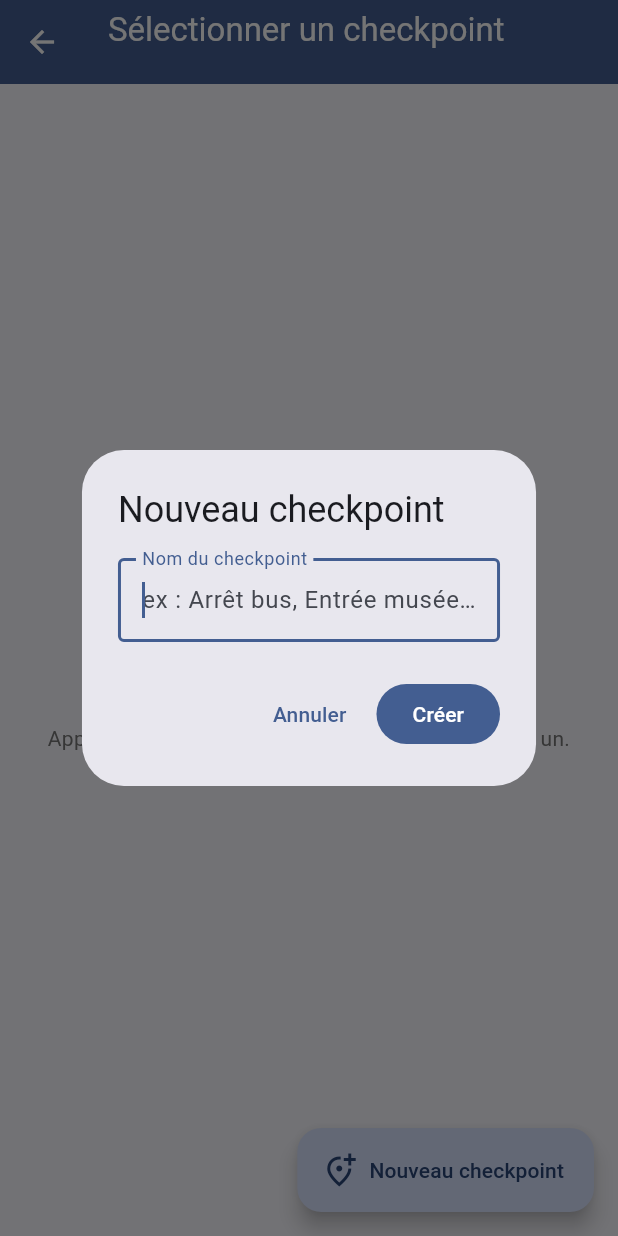
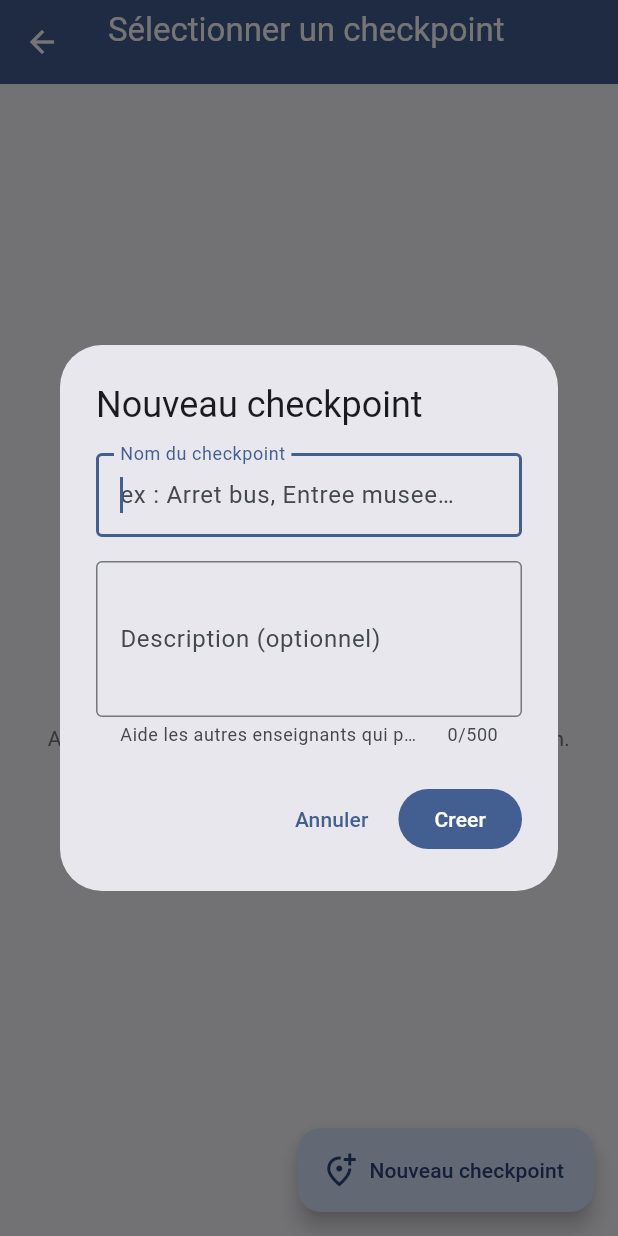
Before and after one commit to mm-elmazani/TFE_SchoolTrack, a Flutter app: the CheckpointSelectionScreen screen opened directly with empty values, after a tap on "Nouveau checkpoint", on a phone screen of 412 x 824 dp. Run offline on Flutter 3.47's test engine with Material 3 defaults, Android fonts, the light colour scheme and no system bars; our stand-ins replace audioplayers, connectivity_plus, flutter_secure_storage, go_router, lottie, shared_preferences and 2 more; missing offline and left inert: mobile_scanner, nfc_manager; accounts and stored records are empty; network calls fail.

Commit message:
[FEAT] US 2.5 — Champ Description optionnel a la creation de checkpoint App mobile

```diff
--- a/flutter_teacher_app/lib/core/api/api_client.dart
+++ b/flutter_teacher_app/lib/core/api/api_client.dart
@@ -103,10 +103,14 @@ class ApiClient {
     String tripId,
     String name, {
     String? clientId,
+    String? description,
   }) async {
     try {
       final body = <String, dynamic>{'name': name};
       if (clientId != null) body['id'] = clientId;
+      if (description != null && description.trim().isNotEmpty) {
+        body['description'] = description.trim();
+      }
       final response = await _http
           .post(
             Uri.parse('$baseUrl/api/v1/trips/$tripId/checkpoints'),
--- a/flutter_teacher_app/lib/core/database/local_db.dart
+++ b/flutter_teacher_app/lib/core/database/local_db.dart
@@ -70,7 +70,7 @@ class LocalDb {
     if (testDatabasePath != null) {
       return sqflite_std.openDatabase(
         path,
-        version: 7,
+        version: 8,
         onCreate: _onCreate,
         onUpgrade: _onUpgrade,
       );
@@ -81,7 +81,7 @@ class LocalDb {
     try {
       return await sqlcipher.openDatabase(
         path,
-        version: 7,
+        version: 8,
         password: password,
         onCreate: _onCreate,
         onUpgrade: _onUpgrade,
@@ -91,7 +91,7 @@ class LocalDb {
       await sqlcipher.deleteDatabase(path);
       return sqlcipher.openDatabase(
         path,
-        version: 7,
+        version: 8,
         password: password,
         onCreate: _onCreate,
         onUpgrade: _onUpgrade,
@@ -151,6 +151,7 @@ class LocalDb {
         id             TEXT NOT NULL,
         trip_id        TEXT NOT NULL,
         name           TEXT NOT NULL,
+        description    TEXT,
         sequence_order INTEGER NOT NULL,
         status         TEXT NOT NULL,
         synced_at      INTEGER,
@@ -283,6 +284,10 @@ class LocalDb {
       // Les checkpoints existants (venus du bundle) sont deja sur le serveur
       await db.execute('UPDATE checkpoints SET synced_at = ${DateTime.now().millisecondsSinceEpoch}');
     }
+    // v7 → v8 : ajout description sur checkpoints (US 2.5 — instructions enseignant)
+    if (oldVersion < 8) {
+      await db.execute('ALTER TABLE checkpoints ADD COLUMN description TEXT');
+    }
   }
 
   // ----------------------------------------------------------------
@@ -363,6 +368,7 @@ class LocalDb {
           'id': cp.id,
           'trip_id': tripId,
           'name': cp.name,
+          'description': cp.description,
           'sequence_order': cp.sequenceOrder,
           'status': cp.status,
           'synced_at': now,
@@ -682,9 +688,12 @@ class LocalDb {
   /// Génère un UUID client, calcule le prochain sequence_order,
   /// et retourne l'objet créé. Offline-first : la synchronisation
   /// avec le backend se fera via US 3.1.
+  ///
+  /// [description] est optionnelle (US 2.5 — instructions enseignant).
   Future<OfflineCheckpoint> createCheckpoint({
     required String tripId,
     required String name,
+    String? description,
   }) async {
     final db = await database;
     final id = _uuid.v4();
@@ -701,10 +710,16 @@ class LocalDb {
     final nextOrder =
         rows.isEmpty ? 1 : (rows.first['sequence_order'] as int) + 1;
 
+    final cleanedDescription =
+        (description != null && description.trim().isNotEmpty)
+            ? description.trim()
+            : null;
+
     await db.insert('checkpoints', {
       'id': id,
       'trip_id': tripId,
       'name': name,
+      'description': cleanedDescription,
       'sequence_order': nextOrder,
       'status': 'DRAFT',
     });
@@ -712,6 +727,7 @@ class LocalDb {
     return OfflineCheckpoint(
       id: id,
       name: name,
+      description: cleanedDescription,
       sequenceOrder: nextOrder,
       status: 'DRAFT',
     );
@@ -812,6 +828,7 @@ class LocalDb {
     return OfflineCheckpoint(
       id: r['id'] as String,
       name: r['name'] as String,
+      description: r['description'] as String?,
       sequenceOrder: r['sequence_order'] as int,
       status: r['status'] as String,
     );
--- a/flutter_teacher_app/lib/core/services/sync_service.dart
+++ b/flutter_teacher_app/lib/core/services/sync_service.dart
@@ -144,12 +144,14 @@ class SyncService {
     for (final row in pending) {
       final tripId = row['trip_id'] as String;
       final name = row['name'] as String;
+      final description = row['description'] as String?;
       final id = row['id'] as String;
       try {
         final result = await _api.createCheckpoint(
           tripId,
           name,
           clientId: id,
+          description: description,
         );
         if (result != null) {
           await _db.markCheckpointSynced(id);
--- a/flutter_teacher_app/lib/features/scan/screens/checkpoint_selection_screen.dart
+++ b/flutter_teacher_app/lib/features/scan/screens/checkpoint_selection_screen.dart
@@ -51,24 +51,33 @@ class _CheckpointSelectionScreenState
 
   /// Ouvre le dialog de création d'un checkpoint (US 2.5).
   Future<void> _showCreateDialog() async {
-    final name = await showDialog<String>(
+    final result = await showDialog<_CheckpointFormResult>(
       context: context,
       builder: (_) => const _CreateCheckpointDialog(),
     );
-    if (name == null || name.isEmpty) return;
+    if (result == null || result.name.isEmpty) return;
+
+    final name = result.name;
+    final description = result.description;
 
     // 1. Créer localement en SQLite (offline-first)
     final created = await LocalDb.instance.createCheckpoint(
       tripId: widget.tripId,
       name: name,
+      description: description,
     );
 
     // 2. Tenter la création sur le backend (best-effort) avec UUID client (US 3.3)
-    _apiClient.createCheckpoint(widget.tripId, name, clientId: created.id).then(
-      (result) {
-        if (result != null) LocalDb.instance.markCheckpointSynced(created.id);
-      },
-    );
+    _apiClient
+        .createCheckpoint(
+          widget.tripId,
+          name,
+          clientId: created.id,
+          description: description,
+        )
+        .then((apiResult) {
+      if (apiResult != null) LocalDb.instance.markCheckpointSynced(created.id);
+    });
 
     // 3. Rafraîchir la liste et sélectionner directement le nouveau checkpoint
     await _load();
@@ -350,7 +359,7 @@ class _CheckpointCard extends StatelessWidget {
                 ),
               ),
               const SizedBox(width: 16),
-              // Nom + badge statut
+              // Nom + description (US 2.5) + badge statut
               Expanded(
                 child: Column(
                   crossAxisAlignment: CrossAxisAlignment.start,
@@ -361,10 +370,35 @@ class _CheckpointCard extends StatelessWidget {
                             color: isClosed ? Colors.grey : null,
                           ),
                     ),
+                    if (checkpoint.description != null &&
+                        checkpoint.description!.isNotEmpty) ...[
+                      const SizedBox(height: 2),
+                      Text(
+                        checkpoint.description!,
+                        maxLines: 2,
+                        overflow: TextOverflow.ellipsis,
+                        style: Theme.of(context).textTheme.bodySmall?.copyWith(
+                              color: Colors.grey.shade600,
+                              height: 1.2,
+                            ),
+                      ),
+                    ],
                     const SizedBox(height: 4),
                     _StatusBadge(status: checkpoint.status),
                   ],
                 ),
+              ),
+              // Bouton info (US 2.5) : affiche la description complete
+              if (checkpoint.description != null &&
+                  checkpoint.description!.isNotEmpty)
+                IconButton(
+                  icon: Icon(
+                    Icons.info_outline,
+                    color: Colors.grey.shade600,
+                    size: 20,
+                  ),
+                  tooltip: 'Voir la description',
+                  onPressed: () => _showDescriptionDialog(context, checkpoint),
                 ),
               // Flèche si disponible
               if (!isClosed)
@@ -375,6 +409,25 @@ class _CheckpointCard extends StatelessWidget {
       ),
     );
   }
+}
+
+/// Affiche un dialog avec la description complete du checkpoint (US 2.5).
+void _showDescriptionDialog(BuildContext context, OfflineCheckpoint cp) {
+  showDialog<void>(
+    context: context,
+    builder: (ctx) => AlertDialog(
+      title: Text(cp.name),
+      content: SingleChildScrollView(
+        child: Text(cp.description ?? ''),
+      ),
+      actions: [
+        TextButton(
+          onPressed: () => Navigator.of(ctx).pop(),
+          child: const Text('Fermer'),
+        ),
+      ],
+    ),
+  );
 }
 
 // ----------------------------------------------------------------
@@ -453,6 +506,16 @@ class _EmptyCheckpoints extends StatelessWidget {
 // Dialog de création d'un checkpoint (US 2.5)
 // ----------------------------------------------------------------
 
+/// Resultat retourne par `_CreateCheckpointDialog`.
+class _CheckpointFormResult {
+  final String name;
+  final String? description;
+  const _CheckpointFormResult({required this.name, this.description});
+}
+
+/// Limite max alignee avec le backend (cf. CheckpointCreate.description).
+const int _kDescriptionMaxLength = 500;
+
 class _CreateCheckpointDialog extends StatefulWidget {
   const _CreateCheckpointDialog();
 
@@ -462,32 +525,79 @@ class _CreateCheckpointDialog extends StatefulWidget {
 }
 
 class _CreateCheckpointDialogState extends State<_CreateCheckpointDialog> {
-  final _controller = TextEditingController();
+  final _nameController = TextEditingController();
+  final _descriptionController = TextEditingController();
   final _formKey = GlobalKey<FormState>();
 
   @override
+  void initState() {
+    super.initState();
+    // Rafraichi le compteur de caracteres en bas du champ description.
+    _descriptionController.addListener(() => setState(() {}));
+  }
+
+  @override
   void dispose() {
-    _controller.dispose();
+    _nameController.dispose();
+    _descriptionController.dispose();
     super.dispose();
+  }
+
+  void _submit() {
+    if (!_formKey.currentState!.validate()) return;
+    final name = _nameController.text.trim();
+    final desc = _descriptionController.text.trim();
+    Navigator.of(context).pop(_CheckpointFormResult(
+      name: name,
+      description: desc.isEmpty ? null : desc,
+    ));
   }
 
   @override
   Widget build(BuildContext context) {
+    final descLength = _descriptionController.text.length;
     return AlertDialog(
       title: const Text('Nouveau checkpoint'),
-      content: Form(
+      content: SingleChildScrollView(
+        child: Form(
           key: _formKey,
-        child: TextFormField(
-          controller: _controller,
+          child: Column(
+            mainAxisSize: MainAxisSize.min,
+            crossAxisAlignment: CrossAxisAlignment.start,
+            children: [
+              TextFormField(
+                controller: _nameController,
                 autofocus: true,
                 decoration: const InputDecoration(
                   labelText: 'Nom du checkpoint',
-            hintText: 'ex : Arrêt bus, Entrée musée…',
+                  hintText: 'ex : Arret bus, Entree musee…',
                   border: OutlineInputBorder(),
                 ),
                 textCapitalization: TextCapitalization.sentences,
-          validator: (v) =>
-              (v == null || v.trim().isEmpty) ? 'Nom obligatoire' : null,
+                textInputAction: TextInputAction.next,
+                validator: (v) => (v == null || v.trim().isEmpty)
+                    ? 'Nom obligatoire'
+                    : null,
+              ),
+              const SizedBox(height: 16),
+              TextFormField(
+                controller: _descriptionController,
+                maxLines: 3,
+                maxLength: _kDescriptionMaxLength,
+                textCapitalization: TextCapitalization.sentences,
+                decoration: InputDecoration(
+                  labelText: 'Description (optionnel)',
+                  hintText:
+                      'Instructions, etapes, numero a contacter en cas de probleme…',
+                  border: const OutlineInputBorder(),
+                  helperText: descLength > 0
+                      ? null
+                      : 'Aide les autres enseignants qui passeront a ce point.',
+                  // counterText geree par maxLength
+                ),
+              ),
+            ],
+          ),
         ),
       ),
       actions: [
@@ -496,12 +606,8 @@ class _CreateCheckpointDialogState extends State<_CreateCheckpointDialog> {
           child: const Text('Annuler'),
         ),
         FilledButton(
-          onPressed: () {
-            if (_formKey.currentState!.validate()) {
-              Navigator.of(context).pop(_controller.text.trim());
-            }
-          },
-          child: const Text('Créer'),
+          onPressed: _submit,
+          child: const Text('Creer'),
         ),
       ],
     );
--- a/flutter_teacher_app/lib/features/trips/models/offline_bundle.dart
+++ b/flutter_teacher_app/lib/features/trips/models/offline_bundle.dart
@@ -104,12 +104,14 @@ class OfflineStudent {
 class OfflineCheckpoint {
   final String id;
   final String name;
+  final String? description; // US 2.5 — instructions optionnelles
   final int sequenceOrder;
   final String status; // DRAFT, ACTIVE, CLOSED
 
   const OfflineCheckpoint({
     required this.id,
     required this.name,
+    this.description,
     required this.sequenceOrder,
     required this.status,
   });
@@ -118,6 +120,7 @@ class OfflineCheckpoint {
       OfflineCheckpoint(
         id: j['id'] as String,
         name: j['name'] as String,
+        description: j['description'] as String?,
         sequenceOrder: j['sequence_order'] as int,
         status: j['status'] as String,
       );
```
Also changed, not shown: 2 other files. Lines whose indentation alone changed are shown as unchanged.
